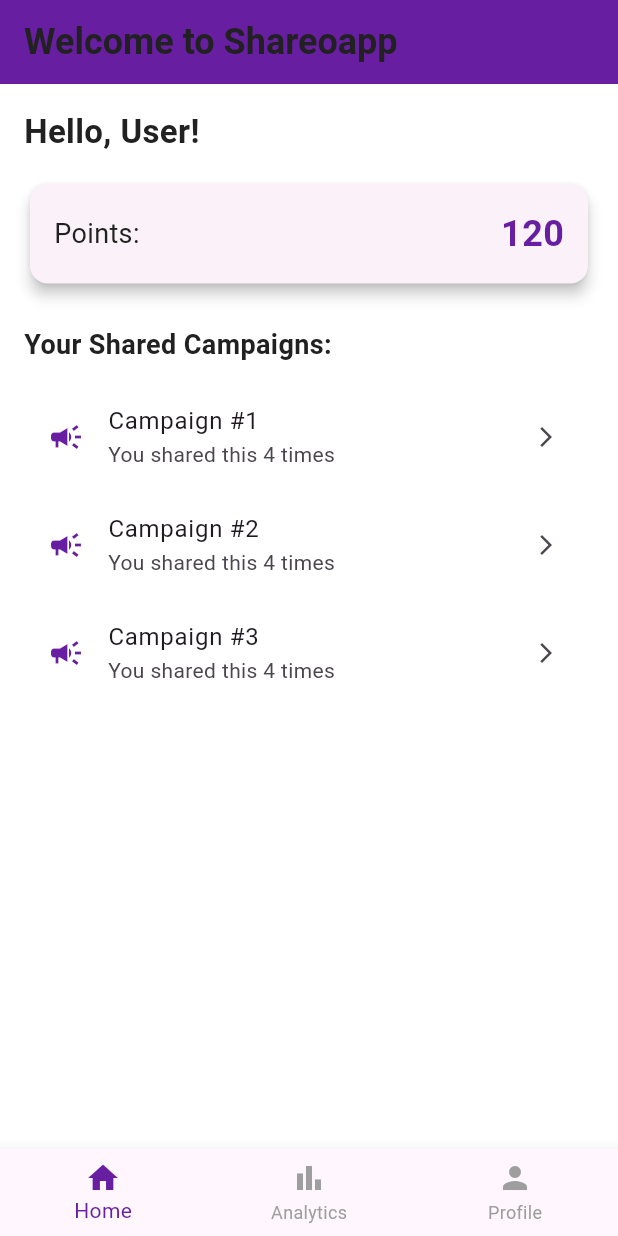
After one commit to osaeafari/shareoapp, a Flutter app: the HomeScreen screen opened directly, on a phone screen of 412 x 824 dp. The commit adds this screen. Run offline on Flutter 3.47's test engine with Material 3 defaults, Android fonts, the light colour scheme and no system bars.

Commit message:
Implement login functionality and create home screen layout

```diff
--- a/lib/views/auth/login_screen.dart
+++ b/lib/views/auth/login_screen.dart
@@ -1,6 +1,7 @@
 import 'package:flutter/material.dart';
 import '../../core/constants/app_colors.dart';
 import 'register_screen.dart';
+import '../home/home_screen.dart';
 
 class LoginScreen extends StatefulWidget {
   const LoginScreen({super.key});
@@ -11,7 +12,31 @@ class LoginScreen extends StatefulWidget {
 
 class _LoginScreenState extends State<LoginScreen> {
   final _formKey = GlobalKey<FormState>();
+  final _emailController = TextEditingController();
+  final _passwordController = TextEditingController();
   bool _obscurePassword = true;
+
+  final String dummyEmail = 'user@shareoapp.com';
+  final String dummyPassword = 'password123';
+
+  void _handleLogin() {
+    if (_formKey.currentState!.validate()) {
+      if (_emailController.text == dummyEmail &&
+          _passwordController.text == dummyPassword) {
+        ScaffoldMessenger.of(
+          context,
+        ).showSnackBar(const SnackBar(content: Text('Login Successful')));
+        Navigator.pushReplacement(
+          context,
+          MaterialPageRoute(builder: (_) => const HomeScreen()),
+        );
+      } else {
+        ScaffoldMessenger.of(
+          context,
+        ).showSnackBar(const SnackBar(content: Text('Invalid credentials')));
+      }
+    }
+  }
 
   @override
   Widget build(BuildContext context) {
@@ -61,11 +86,7 @@ class _LoginScreenState extends State<LoginScreen> {
               ),
               const SizedBox(height: 20),
               ElevatedButton(
-                onPressed: () {
-                  if (_formKey.currentState!.validate()) {
-                    // perform login action
-                  }
-                },
+                onPressed: _handleLogin,
                 child: const Text('Login'),
               ),
               //const SizedBox(height: 10),
--- /dev/null
+++ b/lib/views/home/home_screen.dart
@@ -0,0 +1,85 @@
+import 'package:flutter/material.dart';
+import '../../core/constants/app_colors.dart';
+
+class HomeScreen extends StatelessWidget {
+  const HomeScreen({super.key});
+
+  @override
+  Widget build(BuildContext context) {
+    return Scaffold(
+      appBar: AppBar(
+        backgroundColor: AppColors.primary,
+        title: const Text('Welcome to Shareoapp'),
+      ),
+      body: Padding(
+        padding: const EdgeInsets.all(16.0),
+        child: Column(
+          crossAxisAlignment: CrossAxisAlignment.start,
+          children: [
+            const Text(
+              'Hello, User!',
+              style: TextStyle(fontSize: 22, fontWeight: FontWeight.bold),
+            ),
+            const SizedBox(height: 16),
+            Card(
+              elevation: 4,
+              shape: RoundedRectangleBorder(
+                borderRadius: BorderRadius.circular(12),
+              ),
+              child: Padding(
+                padding: const EdgeInsets.all(16.0),
+                child: Row(
+                  mainAxisAlignment: MainAxisAlignment.spaceBetween,
+                  children: const [
+                    Text('Points:', style: TextStyle(fontSize: 18)),
+                    Text(
+                      '120',
+                      style: TextStyle(
+                        fontSize: 24,
+                        fontWeight: FontWeight.bold,
+                        color: AppColors.primary,
+                      ),
+                    ),
+                  ],
+                ),
+              ),
+            ),
+            const SizedBox(height: 24),
+            const Text(
+              'Your Shared Campaigns:',
+              style: TextStyle(fontSize: 18, fontWeight: FontWeight.w600),
+            ),
+            const SizedBox(height: 12),
+            Expanded(
+              child: ListView.builder(
+                itemCount: 3,
+                itemBuilder:
+                    (context, index) => ListTile(
+                      leading: const Icon(
+                        Icons.campaign,
+                        color: AppColors.primary,
+                      ),
+                      title: Text('Campaign #${index + 1}'),
+                      subtitle: const Text('You shared this 4 times'),
+                      trailing: const Icon(Icons.arrow_forward_ios, size: 16),
+                    ),
+              ),
+            ),
+          ],
+        ),
+      ),
+      bottomNavigationBar: BottomNavigationBar(
+        selectedItemColor: AppColors.primary,
+        unselectedItemColor: Colors.grey,
+        items: const [
+          BottomNavigationBarItem(icon: Icon(Icons.home), label: 'Home'),
+          BottomNavigationBarItem(
+            icon: Icon(Icons.bar_chart),
+            label: 'Analytics',
+          ),
+          BottomNavigationBarItem(icon: Icon(Icons.person), label: 'Profile'),
+        ],
+      ),
+    );
+  }
+}
--- a/lib/views/splash/splash_screen.dart
+++ b/lib/views/splash/splash_screen.dart
@@ -19,7 +19,7 @@ class _SplashScreenState extends State<SplashScreen>
     super.initState();
 
     _controller = AnimationController(
-      duration: const Duration(seconds: 1),
+      duration: const Duration(seconds: 2),
       vsync: this,
     );
 
@@ -27,7 +27,7 @@ class _SplashScreenState extends State<SplashScreen>
 
     _controller.forward(); // start animation
 
-    Future.delayed(const Duration(seconds: 3), () {
+    Future.delayed(const Duration(seconds: 4), () {
       Navigator.of(context).pushReplacement(
         PageRouteBuilder(
           transitionDuration: const Duration(milliseconds: 1000),
```
